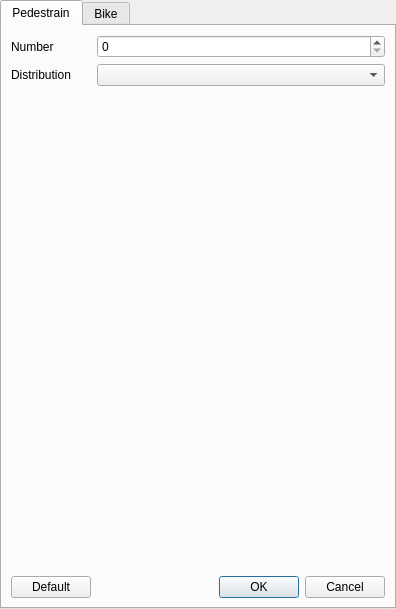
HiJinger2266/ITS-pedsim-final-project, file resources/ui/agents_editor.ui: the form before one commit.
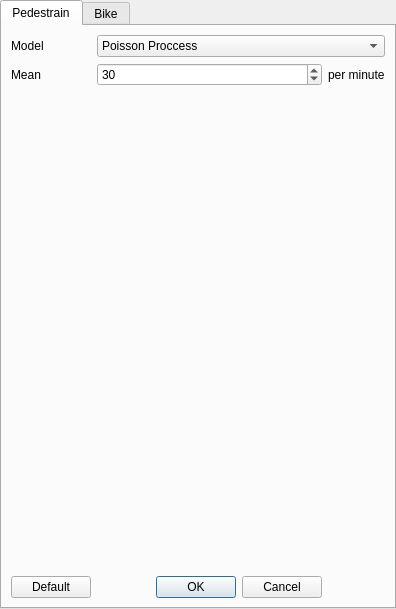
The form after the commit.

Patch:
```diff
--- a/resources/ui/agents_editor.ui
+++ b/resources/ui/agents_editor.ui
@@ -36,41 +36,7 @@
        <string>Pedestrain</string>
       </attribute>
       <layout class="QGridLayout" name="gridLayout_2">
-       <item row="1" column="0">
-        <widget class="QLabel" name="label">
-         <property name="text">
-          <string>Distribution</string>
-         </property>
-        </widget>
-       </item>
-       <item row="1" column="1">
-        <widget class="QComboBox" name="comboBox"/>
-       </item>
        <item row="3" column="1">
-        <widget class="QDialogButtonBox" name="buttonBox">
-         <property name="standardButtons">
-          <set>QDialogButtonBox::Cancel|QDialogButtonBox::Ok</set>
-         </property>
-        </widget>
-       </item>
-       <item row="3" column="0">
-        <widget class="QPushButton" name="pushButton_2">
-         <property name="text">
-          <string>Default</string>
-         </property>
-        </widget>
-       </item>
-       <item row="0" column="1">
-        <widget class="QSpinBox" name="spinBox"/>
-       </item>
-       <item row="0" column="0">
-        <widget class="QLabel" name="label_2">
-         <property name="text">
-          <string>Number</string>
-         </property>
-        </widget>
-       </item>
-       <item row="2" column="1">
         <spacer name="verticalSpacer">
          <property name="orientation">
           <enum>Qt::Vertical</enum>
@@ -83,6 +49,57 @@
          </property>
         </spacer>
        </item>
+       <item row="1" column="0">
+        <widget class="QLabel" name="label">
+         <property name="text">
+          <string>Model</string>
+         </property>
+        </widget>
+       </item>
+       <item row="4" column="0">
+        <widget class="QPushButton" name="pushButton_2">
+         <property name="text">
+          <string>Default</string>
+         </property>
+        </widget>
+       </item>
+       <item row="2" column="0">
+        <widget class="QLabel" name="label_2">
+         <property name="text">
+          <string>Mean</string>
+         </property>
+        </widget>
+       </item>
+       <item row="4" column="1">
+        <widget class="QDialogButtonBox" name="buttonBox">
+         <property name="standardButtons">
+          <set>QDialogButtonBox::Cancel|QDialogButtonBox::Ok</set>
+         </property>
+        </widget>
+       </item>
+       <item row="2" column="1">
+        <widget class="QSpinBox" name="spinBox">
+         <property name="value">
+          <number>30</number>
+         </property>
+        </widget>
+       </item>
+       <item row="2" column="2">
+        <widget class="QLabel" name="label_5">
+         <property name="text">
+          <string>per minute</string>
+         </property>
+        </widget>
+       </item>
+       <item row="1" column="1" colspan="2">
+        <widget class="QComboBox" name="comboBox">
+         <item>
+          <property name="text">
+           <string>Poisson Proccess</string>
+          </property>
+         </item>
+        </widget>
+       </item>
       </layout>
      </widget>
      <widget class="QWidget" name="tab_2">
```
